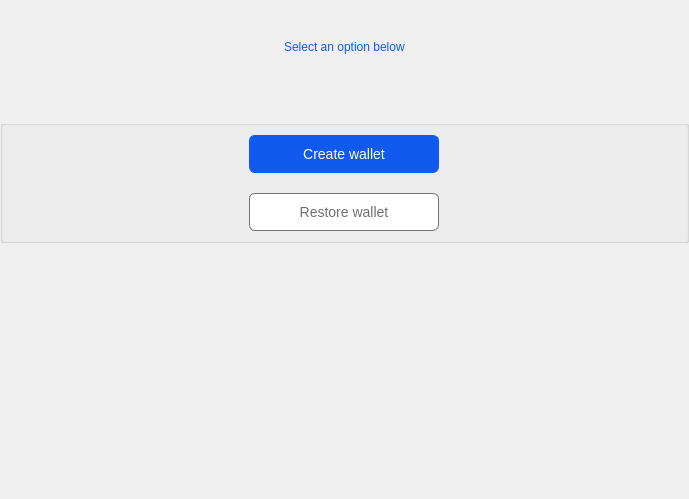
Above: src/qt/veil/forms/tutorialcreatewalletwidget.ui from Veil-Project/veil before the change. Below: the same form after it.
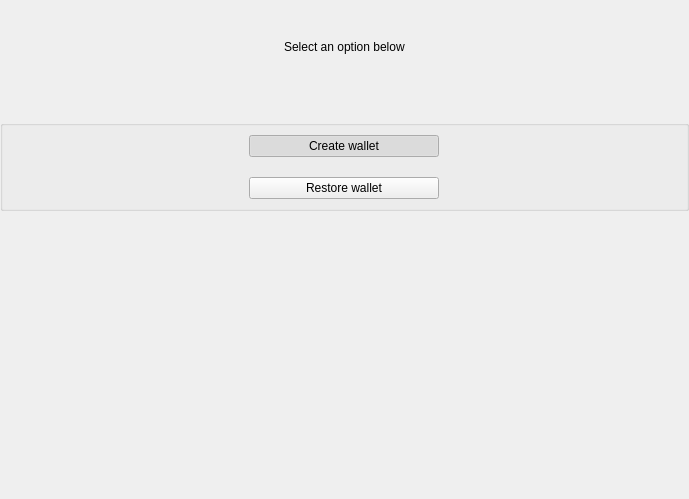
That is the form after the change.

Patch:
```diff
--- a/src/qt/veil/forms/tutorialcreatewalletwidget.ui
+++ b/src/qt/veil/forms/tutorialcreatewalletwidget.ui
@@ -59,9 +59,6 @@
        <height>40</height>
       </size>
      </property>
-     <property name="styleSheet">
-      <string notr="true">color:#105aef;</string>
-     </property>
      <property name="text">
       <string>Select an option below
 </string>
@@ -110,37 +107,6 @@
           <height>16777215</height>
          </size>
         </property>
-        <property name="styleSheet">
-         <string notr="true">QPushButton {
-    border-radius: 6px;
-    border:  1px solid #707070;
-    background-color:#ffffff;
-    color: #707070;
-    font-size: 14px;
-    padding:10;
-    text-align:center !important;
-}
-
-QPushButton:checked {
-    border:  1px solid #105aef;
-    background-color:#105aef;
-    color: #FFFFFF;
-}
-
-QPushButton:hover {
-    border:  1px solid #bababa;
-    background-color:#bababa;
-    color: #FFFFFF;
-}
-
-QPushButton:unchecked {
-    border:  1px solid #707070;
-    background-color:#ffffff;
-    color: #707070;
-}
-
-</string>
-        </property>
         <property name="text">
          <string>Create wallet</string>
         </property>
@@ -169,37 +135,6 @@
           <height>16777215</height>
          </size>
         </property>
-        <property name="styleSheet">
-         <string notr="true">QPushButton {
-    border-radius: 6px;
-    border:  1px solid #707070;
-    background-color:#ffffff;
-    color: #707070;
-    font-size: 14px;
-    padding:10;
-    text-align:center !important;
-}
-
-QPushButton:checked {
-    border:  1px solid #105aef;
-    background-color:#105aef;
-    color: #FFFFFF;
-}
-
-QPushButton:hover {
-    border:  1px solid #bababa;
-    background-color:#bababa;
-    color: #FFFFFF;
-}
-
-QPushButton:unchecked {
-    border:  1px solid #707070;
-    background-color:#ffffff;
-    color: #707070;
-}
-
-</string>
-        </property>
         <property name="text">
          <string>Restore wallet</string>
         </property>
```
